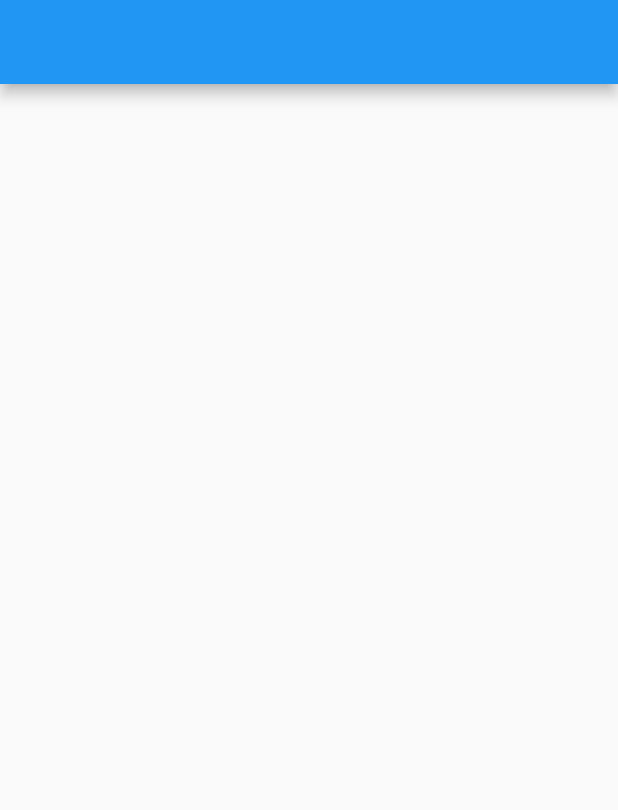
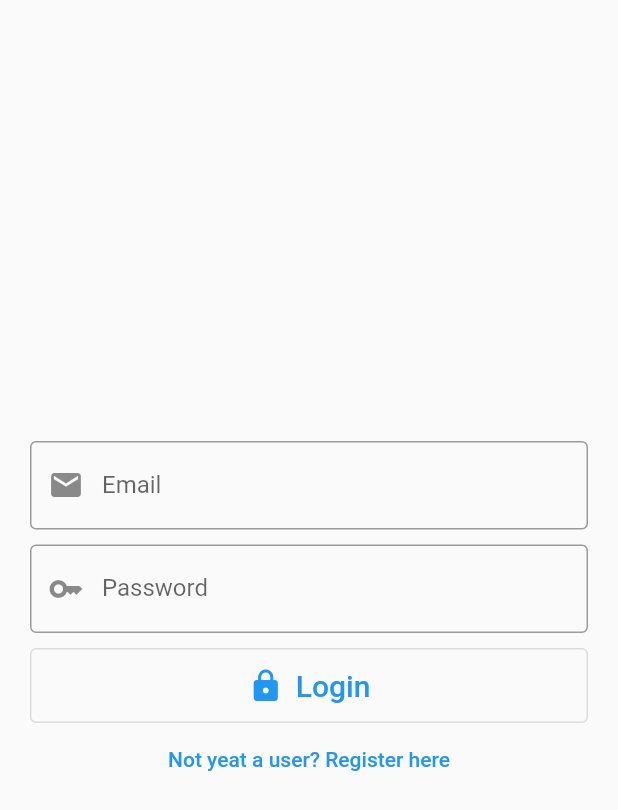
Before and after one commit to geek911/09876543, a Flutter app: the screen it shows after launch, on a phone screen of 412 x 824 dp. Shown: the top 810 px of the screen. Run offline on Flutter 3.47's test engine with Material 2 defaults, Android fonts, the light colour scheme and no system bars.

Commit message:
added login page

```diff
--- a/lib/pages/login_page.dart
+++ b/lib/pages/login_page.dart
@@ -1,12 +1,73 @@
 import 'package:flutter/material.dart';
 
 class LoginPage extends StatelessWidget {
-  const LoginPage({Key? key}) : super(key: key);
+  LoginPage({Key? key}) : super(key: key);
+
+  final _emailController = TextEditingController();
+  final _passwordController = TextEditingController();
+
+  bool _login() {
+    return true;
+  }
+
+  void _register(BuildContext context) async {
+    await Navigator.of(context).pushNamed('/register');
+  }
 
   @override
   Widget build(BuildContext context) {
     return Scaffold(
-      appBar: AppBar(),
+      // appBar: AppBar(),
+      body: Container(
+          margin: const EdgeInsets.only(left: 20, right: 20),
+          child: Center(
+            child: Column(
+              mainAxisAlignment: MainAxisAlignment.center,
+              crossAxisAlignment: CrossAxisAlignment.stretch,
+              children: [
+                TextField(
+                  controller: _emailController,
+                  decoration: const InputDecoration(
+                      prefixIcon: Icon(Icons.mail),
+                      labelText: 'Email',
+                      border: OutlineInputBorder(),
+                      errorBorder: OutlineInputBorder(
+                          borderSide: BorderSide(color: Colors.red, width: 5))),
+                ),
+                const SizedBox(
+                  height: 10,
+                ),
+                TextField(
+                  controller: _passwordController,
+                  obscureText: true,
+                  decoration: const InputDecoration(
+                      prefixIcon: Icon(Icons.key),
+                      labelText: 'Password',
+                      border: OutlineInputBorder(),
+                      errorBorder: OutlineInputBorder(
+                          borderSide: BorderSide(color: Colors.red, width: 5))),
+                ),
+                const SizedBox(
+                  height: 10,
+                ),
+                SizedBox(
+                  height: 50,
+                  child: OutlinedButton.icon(
+                    label: const Text(
+                      "Login",
+                      style: const TextStyle(fontSize: 20),
+                    ),
+                    icon: const Icon(Icons.lock),
+                    onPressed: _login,
+                  ),
+                ),
+                TextButton(
+                  child: const Text('Not yeat a user? Register here'),
+                  onPressed: () => _register(context),
+                )
+              ],
+            ),
+          )),
     );
   }
 }
```
